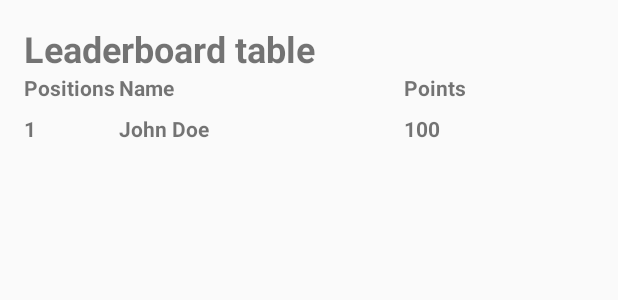
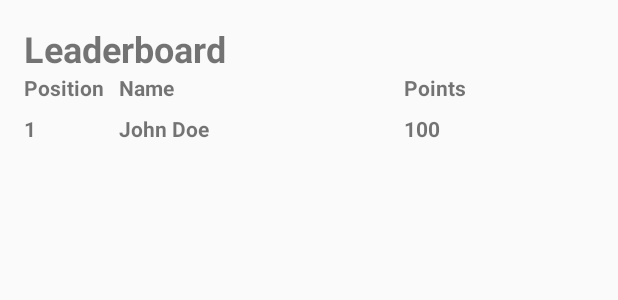
Before and after one commit to karthikprasads/EazilyDone_Internship, an Android app: the layout activity_leaderboard.xml on its own in the app's theme, with its tools: preview values and no code run, on a phone screen of 412 x 824 dp. Shown: the top 300 px of the screen. Run offline under Robolectric (Android 15) with nearby library versions, the phone set to English and light mode, and no system bars.

Commit message:
"Testing"

```diff
--- a/app/src/main/res/layout/activity_leaderboard.xml
+++ b/app/src/main/res/layout/activity_leaderboard.xml
@@ -9,7 +9,7 @@
     <TextView
         android:layout_width="match_parent"
         android:layout_height="wrap_content"
-        android:text="Leaderboard table"
+        android:text="Leaderboard"
         android:textSize="24sp"
         android:textStyle="bold"/>
 
@@ -23,7 +23,7 @@
             android:layout_width="0dp"
             android:layout_height="wrap_content"
             android:layout_weight="1"
-            android:text="Positions"
+            android:text="Position"
             android:textStyle="bold"/>
 
         <TextView
```
